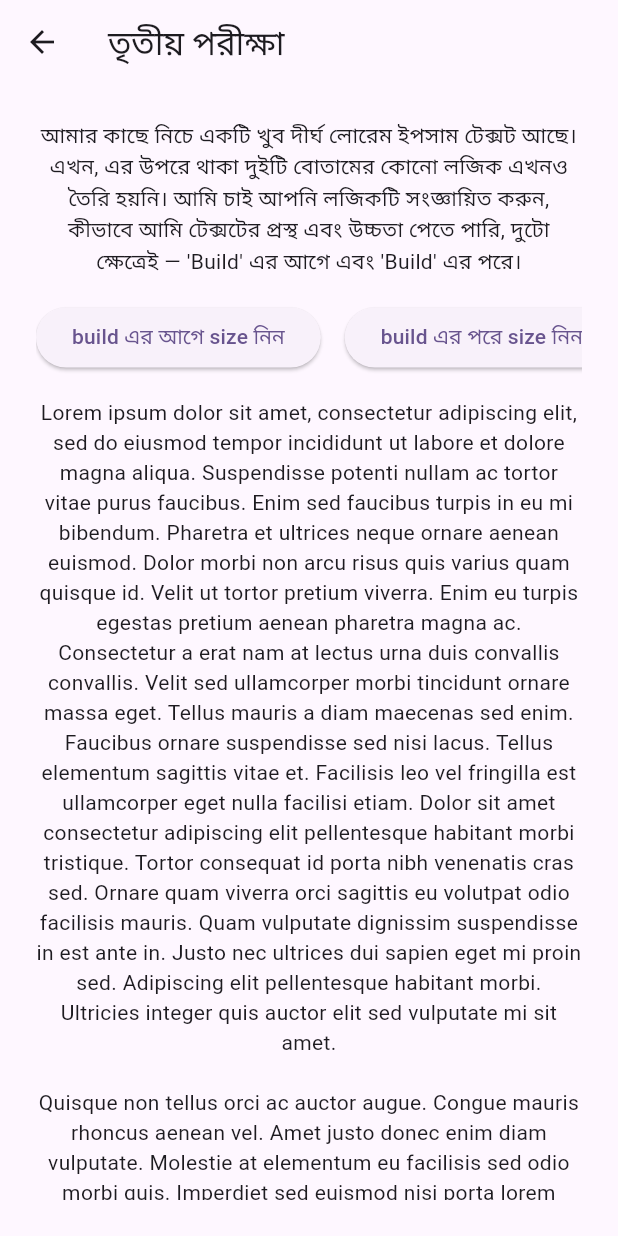
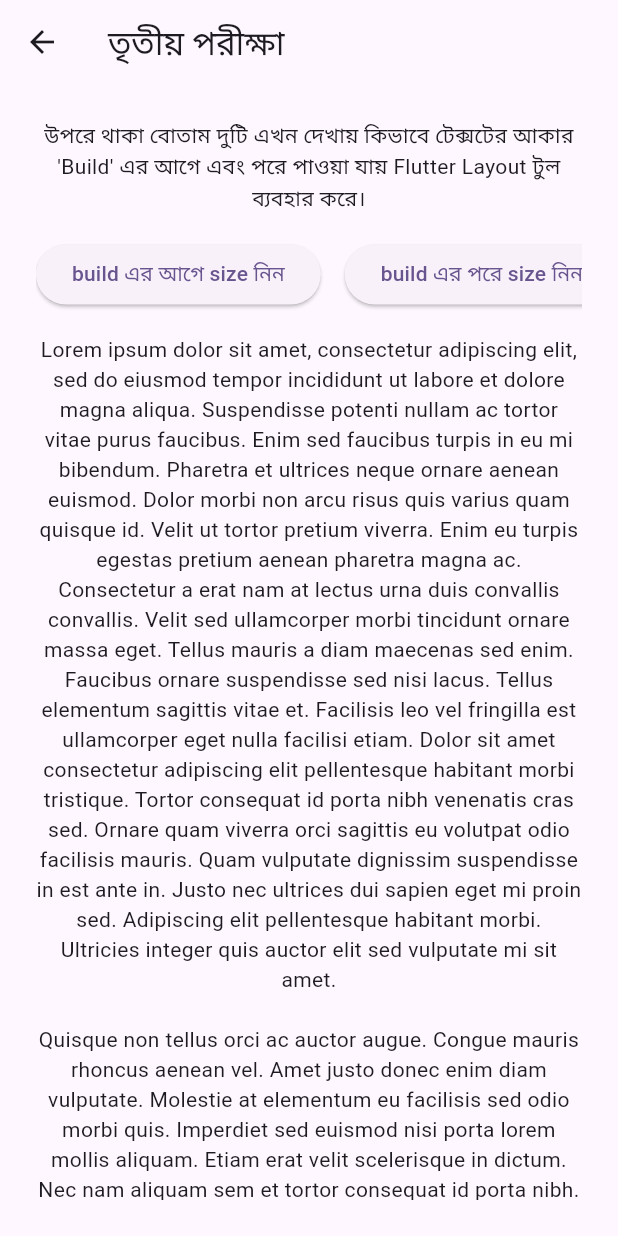
Before and after one commit to droidchief/code_test_2, a Flutter app: the screen it shows after launch, after a tap on "Bengali", after a tap on "তৃতীয় পরীক্ষা", on a phone screen of 412 x 824 dp. Run offline on Flutter 3.47's test engine with Material 3 defaults, Android fonts, the phone set to English and light mode, and no system bars; our stand-ins replace faker, flutter_bloc, freezed_annotation, get_it, injectable.

Commit message:
chore: modify bangli langluage translation

```diff
--- a/lib/lang.dart
+++ b/lib/lang.dart
@@ -1,7 +1,7 @@
 enum SupportedLanguage {
   english({
-    "english":"English",
-    "bengali":"Bengali",
+    "english": "English",
+    "bengali": "Bengali",
     "buttonIntroduction":
         "Each button should be clickable\nSome may have requirement of level\nSome you have to figure it couldn't be clicked",
     "firstTest": "First test",
@@ -13,20 +13,19 @@ enum SupportedLanguage {
     "availableOnDescription": "Available on level \${level}",
     "yourLevel": "Your level: \${level}",
     "getSizeBeforeBuild": "Get size before build",
-    "beforeBuild:": "Get size before build",
-    "afterBuild:": "Get size after build",
     "getSizeAfterBuild": "Get size after build",
-    "firstTestIntroduction": "Did you notice the slowness when scrolling? Try to fix it.",
+    "firstTestIntroduction":
+        "The slowness issue while scrolling has been optimized for a smoother experience.",
     "secondTestIntroduction":
-        "I hope that you notice there's a lag when generating 1 million data when opening first test screen. We would like to know, why does it create a small lag like that, and better yet, if you can re-create FirstTest page, along with its Bloc and State classes, but without lagging, replacing this Second Test widget.",
+        "The performance lag when generating large data has been resolved by refactoring the logic with isolates for efficient computation.",
     "thirdTestIntroduction":
-        "I have a really long lorem ipsum text below, now, the two buttons above it doesn't have any logic yet. I want you to define the logic of, how do I get the width and height of the text, for both cases, Before Build, and After Build.",
+        "Buttons above demonstrate how to retrieve the text's size before and after build using Flutter layout tools.",
     "fourthTestIntroduction":
         "We implemented a very simple localization for this project, and the folder structure is a bit messy. If you can, please redefine the folder structure using Clean Architecture principal, and use Flutter's proper localization to replace our simple localization.",
   }),
   bengali({
-    "english":"English",
-    "bengali":"Bengali",
+    "english": "English",
+    "bengali": "Bengali",
     "buttonIntroduction":
         "প্রতিটি বোতাম ক্লিকযোগ্য হওয়া উচিত।\nকিছু বোতামের জন্য নির্দিষ্ট স্তরের প্রয়োজন হতে পারে।\nকিছু বোতামের ক্ষেত্রে আপনাকে বুঝে নিতে হবে যে সেগুলি ক্লিক করা যাবে না।",
     "firstTest": "প্রথম পরীক্ষা",
@@ -39,13 +38,9 @@ enum SupportedLanguage {
     "yourLevel": "তোমার লেভেল: \${level}",
     "getSizeBeforeBuild": "build এর আগে size নিন",
     "getSizeAfterBuild": "build এর পরে size নিন",
-    "firstTestIntroduction": "আপনি কি লক্ষ্য করেছেন যে 'scrolling' করার সময় ধীরগতি হয়? এটা ঠিক করার চেষ্টা করুন।",
-    "secondTestIntroduction":
-        "আমি আশা করি আপনি লক্ষ্য করেছেন যে প্রথম 'FirstTest' স্ক্রিন খোলার সময় ১ মিলিয়ন ডাটা তৈরি করার ফলে ল্যাগ হয়। আমরা জানতে চাই কেন এরকম ছোট একটি ল্যাগ হয়। আরও ভালো হবে যদি আপনি 'FirstTest' পেজটি পুনর্নির্মাণ করতে পারেন, সাথে তার 'Bloc' এবং 'State' ক্লাসগুলো, তবে ল্যাগ না করে, এবং এই 'Second Test widget' এর পরিবর্তে ব্যবহার করতে পারেন।",
-    "thirdTestIntroduction":
-        "আমার কাছে নিচে একটি খুব দীর্ঘ লোরেম ইপসাম টেক্সট আছে। এখন, এর উপরে থাকা দুইটি বোতামের কোনো লজিক এখনও তৈরি হয়নি। আমি চাই আপনি লজিকটি সংজ্ঞায়িত করুন, কীভাবে আমি টেক্সটের প্রস্থ এবং উচ্চতা পেতে পারি, দুটো ক্ষেত্রেই — 'Build' এর আগে এবং 'Build' এর পরে।",
-    "fourthTestIntroduction":
-        "আমরা এই প্রজেক্টের জন্য একটি খুব সাধারণ লোকালাইজেশন তৈরি করেছি, কিন্তু ফোল্ডার স্ট্রাকচার একটু এলোমেলো। আপনি যদি পারেন, তাহলে দয়া করে 'Clean Architecture' প্রিন্সিপাল অনুযায়ী ফোল্ডার স্ট্রাকচার পুনঃসংজ্ঞায়িত করুন এবং আমাদের সাধারণ লোকালাইজেশনের পরিবর্তে 'Flutter'-এর সঠিক লোকালাইজেশন ব্যবহারের উপায় দেখান।",
+    "firstTestIntroduction": "স্ক্রল করার সময় ধীরগতির সমস্যাটি অপ্টিমাইজ করে এখন আরও মসৃণ অভিজ্ঞতা তৈরি করা হয়েছে।",
+    "secondTestIntroduction": "১ মিলিয়ন ডাটা তৈরি করার সময় যে পারফরমেন্স ল্যাগ হচ্ছিল, তা এখন 'isolate' ব্যবহার করে দক্ষভাবে সমাধান করা হয়েছে।",
+    "thirdTestIntroduction": "উপরে থাকা বোতাম দুটি এখন দেখায় কিভাবে টেক্সটের আকার 'Build' এর আগে এবং পরে পাওয়া যায় Flutter Layout টুল ব্যবহার করে।"
   });
 
   const SupportedLanguage(this.dictionary);
```
Also changed, not shown: lib/tests/second_test.dart (+15 -2 lines), lib/tests/third_test.dart (+2 -2 lines).
